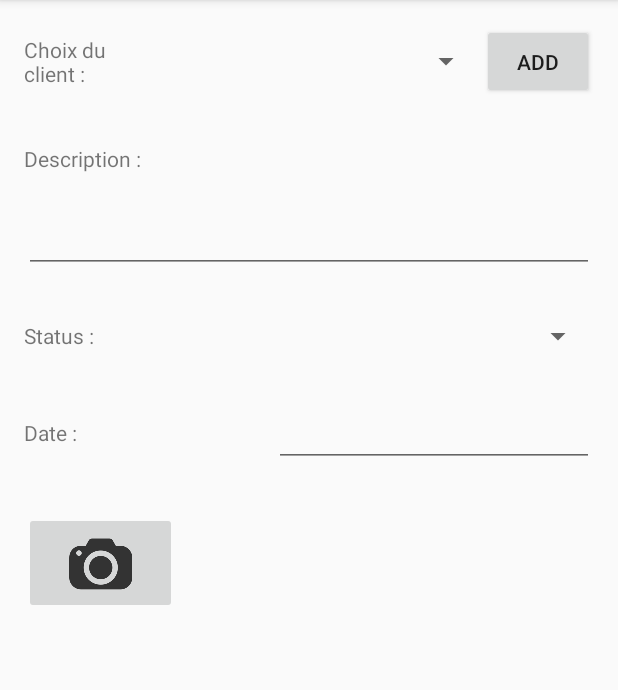
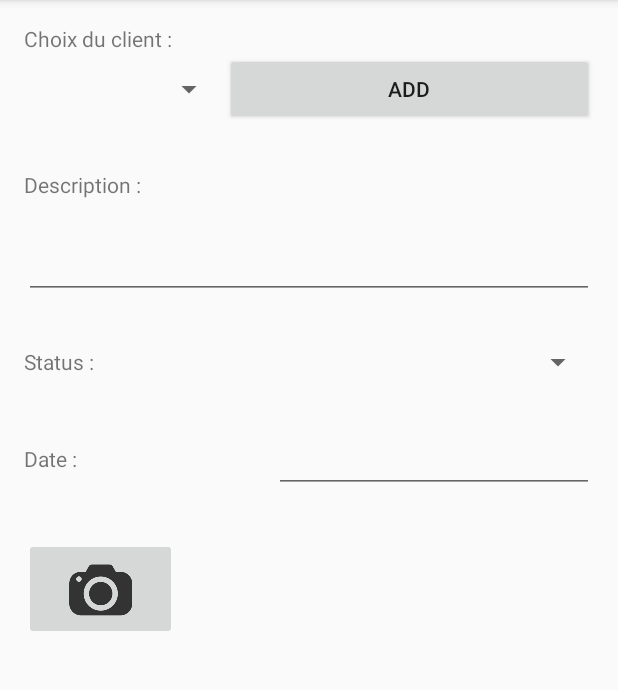
Before and after one commit to maohlee/NomadeWorkers, an Android app: the InterventionCreateActivity screen opened directly, with no data from a screen before it, on a phone screen of 412 x 824 dp, the part 84-774 px from its top. Run offline under Robolectric (Android 15) with nearby library versions, the phone set to English and light mode, and no system bars.

```diff
--- a/app/src/main/res/layout/activity_intervention_create2.xml
+++ b/app/src/main/res/layout/activity_intervention_create2.xml
@@ -29,21 +29,19 @@
         android:layout_alignParentLeft="true"
         android:layout_alignParentStart="true"
         />
-
+    </TableRow>
+    <TableRow>
     <Spinner
         android:layout_width="match_parent"
         android:layout_height="match_parent"
         android:id="@+id/chooseClient"
-        android:layout_toRightOf="@+id/textView2"
-        android:layout_toEndOf="@+id/textView2"
         android:layout_weight="1"
-        android:layout_alignParentTop="true"
+        android:gravity="fill"
         android:spinnerMode="dropdown" />
 
         <Button
-            android:layout_width="80dp"
-            android:layout_height="50dp"
             android:layout_weight="1"
+            android:layout_width="50dp"
             android:text="Add"
             android:id="@+id/btnAddClient"/>
     </TableRow>
```
